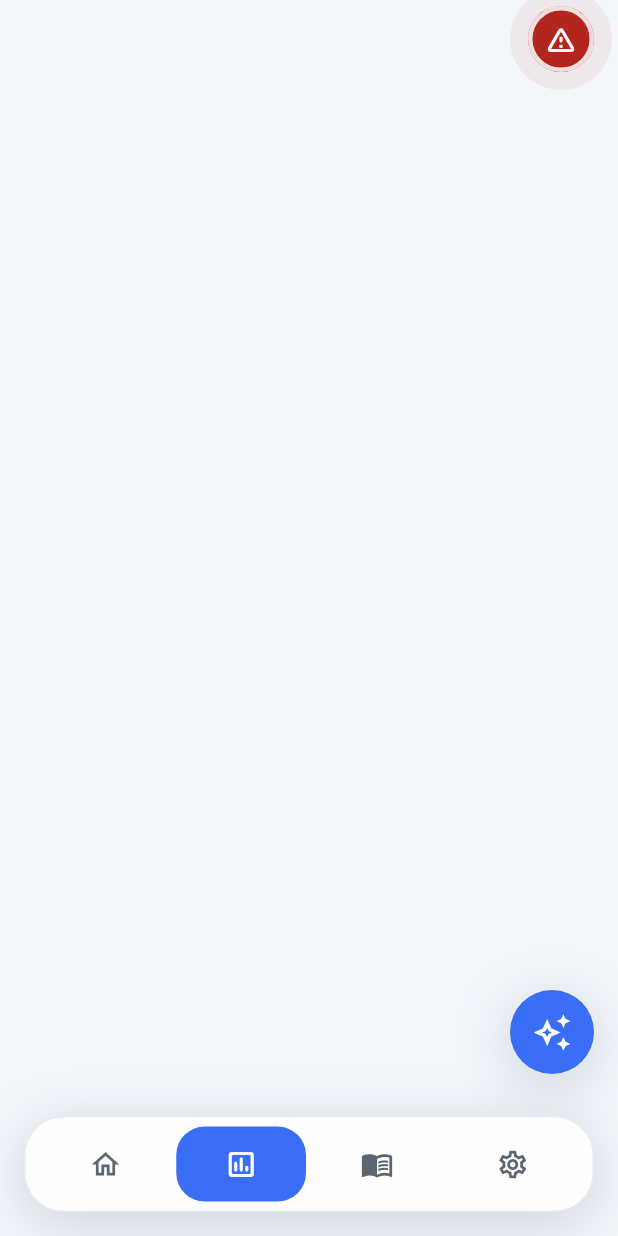
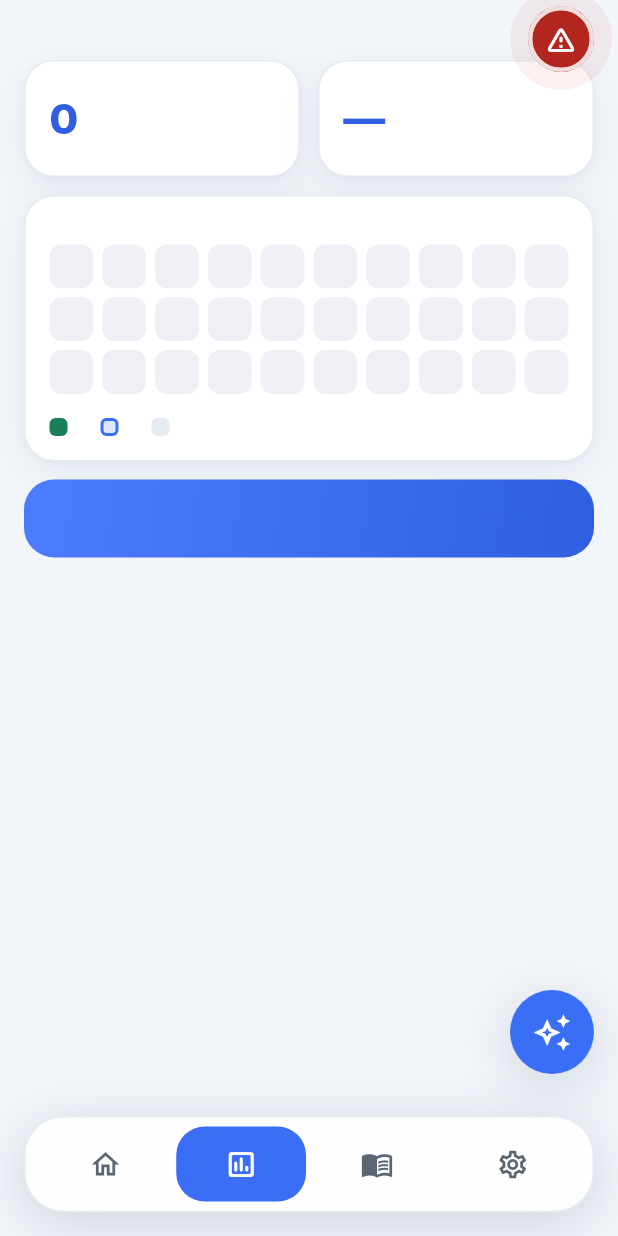
Before and after one commit to dovudbek7/hospitalAiMobile, a Flutter app: the P9ProgressScreen screen opened by its route, on a phone screen of 412 x 824 dp. Run offline on Flutter 3.47's test engine with Material 3 defaults, Android fonts, the phone set to English and light mode, and no system bars; our stand-ins replace connectivity_plus, dio, drift, flutter_local_notifications, flutter_riverpod, flutter_secure_storage and 5 more; missing offline and left inert: app_settings; accounts and stored records are empty; generated files the repository leaves out were written again; network calls fail.

Commit message:
fix: live-data issues — checkin crash, emergency interp, titles, progress, P8, chat history
- Check-in: single→multi question reused one AnimatedContainer and
  lerped a circle into a rounded rect ('a circle cannot have a border
  radius'), crashing the flow. Plain keyed box — fixed.
- Emergency bundle interpolates {CLINIC_NAME}/{CLINIC_PHONE} (server
  ships them unresolved); P13 no longer shows raw tokens.
- Today task title + Learn rows: server stores the full instruction in
  contentRef (no title key), so cap to 2 lines; article uses the body.
- Progress never hard-errors on an unexpected shape — falls back to a
  minimal view; 0/0 renders as a dash.
- P8: compact summary card (icon + time), full instruction below at
  readable size instead of blown up.
- Assistant: best-effort load of the latest thread's history on open.

Co-Authored-By: Claude Fable 5 <noreply@anthropic.com>

```diff
--- a/lib/features/progress/p9_progress_screen.dart
+++ b/lib/features/progress/p9_progress_screen.dart
@@ -77,12 +77,20 @@ class P9ProgressScreen extends ConsumerWidget {
                     child: _StatCard(
                       label: const Txt('progress.completed_label'),
                       value: Text(
-                        '${(p.adherence.value * 100).round()}%',
+                        // No tasks counted yet → a dash, not a bare 0%.
+                        p.adherence.denominator == 0
+                            ? '—'
+                            : '${(p.adherence.value * 100).round()}%',
                         style: AppText.display
                             .copyWith(color: AppColors.brand700),
                       ),
-                      // The denominator is ALWAYS shown (spec P9).
-                      caption: Column(
+                      // The denominator is ALWAYS shown once there is one.
+                      caption: p.adherence.denominator == 0
+                          ? const Txt(
+                              'progress.not_counted',
+                              style: AppText.caption,
+                            )
+                          : Column(
                               crossAxisAlignment: CrossAxisAlignment.start,
                               children: [
                                 Txt(
--- a/lib/features/today/p6_today_screen.dart
+++ b/lib/features/today/p6_today_screen.dart
@@ -332,8 +332,10 @@ class _TaskCard extends ConsumerWidget {
 
     return TaskRow(
       icon: Icon(icon),
-      // Task title = clinician-approved content, resolved by key.
-      title: Txt(task.contentRef),
+      // Task title = clinician-approved content, resolved by key. The
+      // server stores the full instruction here, so cap it to two lines;
+      // the whole text lives on P7.
+      title: Txt(task.contentRef, maxLines: 2, overflow: TextOverflow.ellipsis),
       time: task.timeLabel,
       state: state,
       overdueSuffix: const Txt('today.overdue'),
--- a/lib/features/today/today_providers.dart
+++ b/lib/features/today/today_providers.dart
@@ -185,23 +185,39 @@ class TodayNotifier extends AsyncNotifier<TodayView> {
   }
 }
 
-/// P9 data: server first, cached JSON for offline re-render.
+/// P9 data: server first, cached JSON for offline, and — as a last resort —
+/// a minimal view synthesised from Today so the screen never hard-errors on
+/// an unexpected server shape. Progress is motivational, not safety-critical.
 final progressProvider = FutureProvider<ProgressResponse>((ref) async {
   final api = ref.watch(patientApiProvider);
   final prefs = ref.watch(sharedPrefsProviderSafe);
   const cacheKey = 'cache.progress_v1';
+
+  ProgressResponse fallback() {
+    final day = ref.read(todayProvider).value?.recoveryDay ?? 0;
+    return ProgressResponse(
+      adherence: const Adherence(value: 0, numerator: 0, denominator: 0),
+      daysCompleted: day,
+      programmeDays: 30,
+    );
+  }
+
   try {
     final progress = await api.getProgress();
     await prefs?.setString(cacheKey, jsonEncode(progress.toJson()));
     return progress;
-  } on DioException {
+  } catch (_) {
+    // Offline / parse mismatch / server trouble — prefer cache, else a
+    // synthesised minimal view. Never a full error screen.
     final raw = prefs?.getString(cacheKey);
     if (raw != null) {
-      return ProgressResponse.fromJson(
-        jsonDecode(raw) as Map<String, dynamic>,
-      );
+      try {
+        return ProgressResponse.fromJson(
+          jsonDecode(raw) as Map<String, dynamic>,
+        );
+      } catch (_) {/* fall through */}
     }
-    rethrow;
+    return fallback();
   }
 });
 
```
Also changed, not shown: lib/core/content/emergency_bundle.dart (+10 -1 lines), lib/features/assistant/assistant_api.dart (+20 -0 lines), lib/features/assistant/assistant_providers.dart (+59 -0 lines), lib/features/assistant/assistant_screen.dart (+9 -0 lines), lib/features/checkin/p10_checkin_screen.dart (+6 -2 lines), lib/features/learn/p14_learn_screen.dart (+5 -3 lines), lib/features/learn/p15_article_screen.dart (+2 -6 lines), lib/features/medication/p8_medication_screen.dart (+22 -37 lines), 1 other file. Lines whose indentation alone changed are shown as unchanged.
